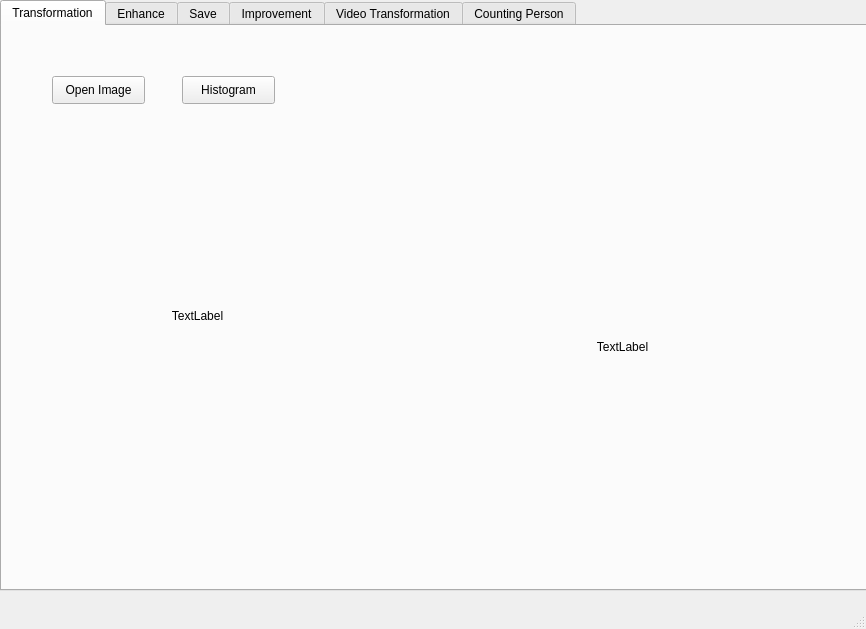
This is image_processing_app.ui in soyoung125/MultimediaProcessingTool as Qt 5 draws it before an edit. The edited form follows.
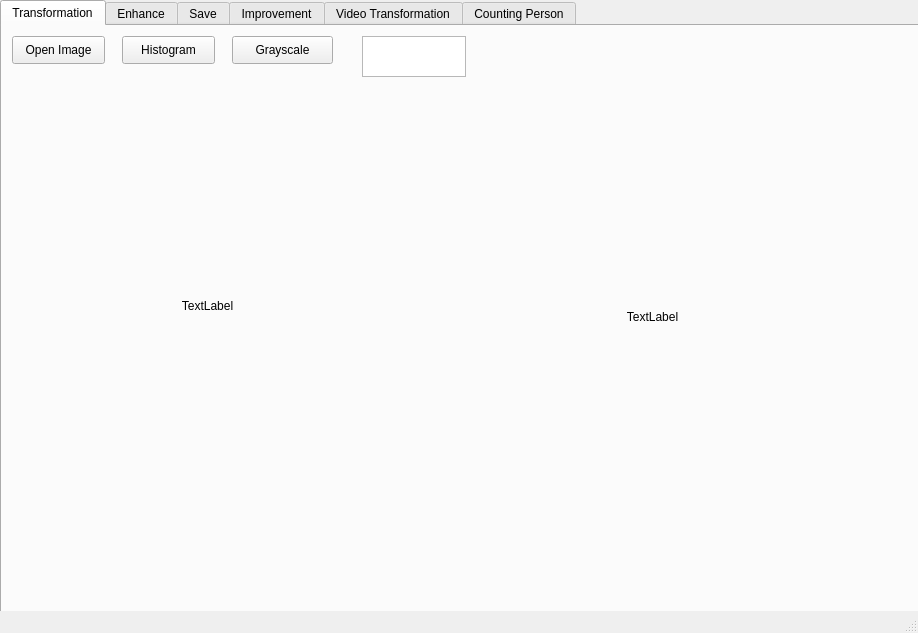
This is the edited form.

Commit message: grayscale 기능 구현

Diff of the .ui file:
```diff
--- a/image_processing_app.ui
+++ b/image_processing_app.ui
@@ -6,8 +6,8 @@
    <rect>
     <x>0</x>
     <y>0</y>
-    <width>866</width>
-    <height>629</height>
+    <width>918</width>
+    <height>633</height>
    </rect>
   </property>
   <property name="windowTitle">
@@ -19,8 +19,8 @@
      <rect>
       <x>0</x>
       <y>0</y>
-      <width>871</width>
-      <height>591</height>
+      <width>931</width>
+      <height>621</height>
      </rect>
     </property>
     <property name="currentIndex">
@@ -33,8 +33,8 @@
      <widget class="QPushButton" name="bntImpOpenImage_2">
       <property name="geometry">
        <rect>
-        <x>50</x>
-        <y>50</y>
+        <x>10</x>
+        <y>10</y>
         <width>93</width>
         <height>28</height>
        </rect>
@@ -47,9 +47,9 @@
       <property name="geometry">
        <rect>
         <x>20</x>
-        <y>129</y>
-        <width>351</width>
-        <height>321</height>
+        <y>109</y>
+        <width>371</width>
+        <height>341</height>
        </rect>
       </property>
       <property name="text">
@@ -62,10 +62,10 @@
      <widget class="QLabel" name="lblImage2_2">
       <property name="geometry">
        <rect>
-        <x>400</x>
-        <y>120</y>
-        <width>441</width>
-        <height>401</height>
+        <x>410</x>
+        <y>70</y>
+        <width>481</width>
+        <height>441</height>
        </rect>
       </property>
       <property name="text">
@@ -78,8 +78,8 @@
      <widget class="QPushButton" name="bntShowHistogram">
       <property name="geometry">
        <rect>
-        <x>180</x>
-        <y>50</y>
+        <x>120</x>
+        <y>10</y>
         <width>93</width>
         <height>28</height>
        </rect>
@@ -88,6 +88,29 @@
        <string>Histogram</string>
       </property>
      </widget>
+     <widget class="QPushButton" name="bntShowGrayscale">
+      <property name="geometry">
+       <rect>
+        <x>230</x>
+        <y>10</y>
+        <width>101</width>
+        <height>28</height>
+       </rect>
+      </property>
+      <property name="text">
+       <string>Grayscale</string>
+      </property>
+     </widget>
+     <widget class="QPlainTextEdit" name="plainTextEdit">
+      <property name="geometry">
+       <rect>
+        <x>360</x>
+        <y>10</y>
+        <width>104</width>
+        <height>41</height>
+       </rect>
+      </property>
+     </widget>
     </widget>
     <widget class="QWidget" name="tab_2">
      <attribute name="title">
```
Left out of the diff: 2 changed lines with no effect on the pictures. The commit also changes 2 other files.
